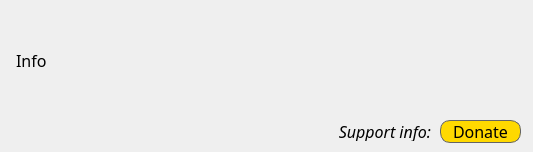
Old version of the form assets/info.ui in the repository MarcusMclan/radio-contest-manager.
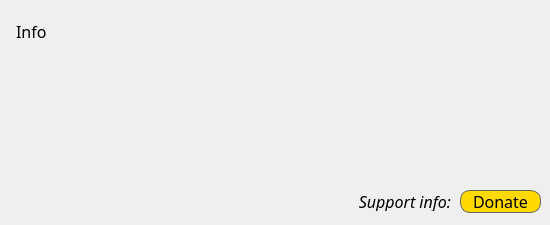
New version of the form.

The edit to the form file:
```diff
--- a/assets/info.ui
+++ b/assets/info.ui
@@ -9,8 +9,8 @@
    <rect>
     <x>0</x>
     <y>0</y>
-    <width>533</width>
-    <height>152</height>
+    <width>550</width>
+    <height>225</height>
    </rect>
   </property>
   <property name="font">
@@ -29,9 +29,9 @@
    <property name="geometry">
     <rect>
      <x>16</x>
-     <y>10</y>
-     <width>501</width>
-     <height>101</height>
+     <y>20</y>
+     <width>521</width>
+     <height>151</height>
     </rect>
    </property>
    <property name="locale">
@@ -43,6 +43,9 @@
    <property name="textFormat">
     <enum>Qt::RichText</enum>
    </property>
+   <property name="alignment">
+    <set>Qt::AlignLeading|Qt::AlignLeft|Qt::AlignTop</set>
+   </property>
    <property name="openExternalLinks">
     <bool>true</bool>
    </property>
@@ -53,8 +56,8 @@
   <widget class="QPushButton" name="donateButton">
    <property name="geometry">
     <rect>
-     <x>440</x>
-     <y>120</y>
+     <x>460</x>
+     <y>190</y>
      <width>81</width>
      <height>23</height>
     </rect>
@@ -90,13 +93,14 @@
    <property name="geometry">
     <rect>
      <x>10</x>
-     <y>120</y>
-     <width>421</width>
+     <y>190</y>
+     <width>441</width>
      <height>21</height>
     </rect>
    </property>
    <property name="font">
     <font>
+     <pointsize>12</pointsize>
      <italic>true</italic>
     </font>
    </property>
```
